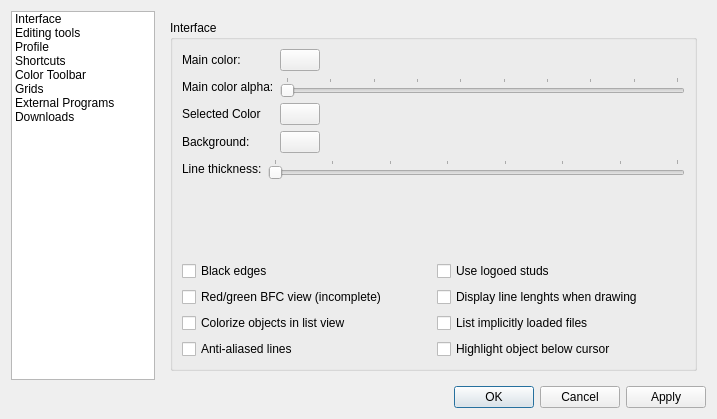
Symbian9/ldforge, file ui/config.ui: the form before one commit.
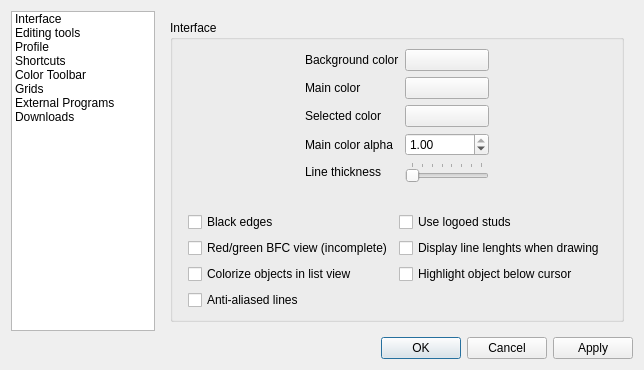
The form after the commit. The open tabs and pages were chosen to show the change. Icons and pictures are not drawn.

Commit message: - refactored up the configuration dialog. Instead of setting all configuration values one-by-one, dynamically fill in the values and save them into config based on widget names and data

What changed in the file:
```diff
--- a/ui/config.ui
+++ b/ui/config.ui
@@ -6,8 +6,8 @@
    <rect>
     <x>0</x>
     <y>0</y>
-    <width>717</width>
-    <height>419</height>
+    <width>644</width>
+    <height>370</height>
    </rect>
   </property>
   <property name="windowTitle">
@@ -88,101 +88,38 @@
            <property name="title">
             <string>Interface</string>
            </property>
-           <layout class="QVBoxLayout" name="verticalLayout_3" stretch="0,0,0">
+           <layout class="QVBoxLayout" name="verticalLayout_10">
+            <item>
+             <layout class="QVBoxLayout" name="verticalLayout_3">
+              <item>
+               <layout class="QHBoxLayout" name="horizontalLayout">
+                <item>
+                 <spacer name="horizontalSpacer_2">
+                  <property name="orientation">
+                   <enum>Qt::Horizontal</enum>
+                  </property>
+                  <property name="sizeHint" stdset="0">
+                   <size>
+                    <width>40</width>
+                    <height>20</height>
+                   </size>
+                  </property>
+                 </spacer>
+                </item>
             <item>
              <layout class="QFormLayout" name="formLayout">
-              <property name="fieldGrowthPolicy">
-               <enum>QFormLayout::ExpandingFieldsGrow</enum>
-              </property>
               <item row="0" column="0">
-               <widget class="QLabel" name="label">
-                <property name="whatsThis">
-                 <string/>
-                </property>
-                <property name="text">
-                 <string>Main color:</string>
-                </property>
-               </widget>
-              </item>
-              <item row="0" column="1">
-               <widget class="QPushButton" name="mainColorButton">
-                <property name="whatsThis">
-                 <string>This color is used for the main color.</string>
-                </property>
-                <property name="text">
-                 <string/>
-                </property>
-                <property name="icon">
-                 <iconset resource="../ldforge.qrc">
-                  <normaloff>:/icons/colorselect.png</normaloff>:/icons/colorselect.png</iconset>
-                </property>
-               </widget>
-              </item>
-              <item row="1" column="0">
-               <widget class="QLabel" name="label_3">
-                <property name="whatsThis">
-                 <string/>
-                </property>
-                <property name="text">
-                 <string>Main color alpha:</string>
-                </property>
-               </widget>
-              </item>
-              <item row="1" column="1">
-               <widget class="QSlider" name="mainColorAlpha">
-                <property name="whatsThis">
-                 <string>Opacity of main color in the viewport.</string>
-                </property>
-                <property name="minimum">
-                 <number>1</number>
-                </property>
-                <property name="maximum">
-                 <number>10</number>
-                </property>
-                <property name="orientation">
-                 <enum>Qt::Horizontal</enum>
-                </property>
-                <property name="tickPosition">
-                 <enum>QSlider::TicksAbove</enum>
-                </property>
-                <property name="tickInterval">
-                 <number>1</number>
-                </property>
-               </widget>
-              </item>
-              <item row="2" column="0">
-               <widget class="QLabel" name="selectedColorLabel">
-                <property name="text">
-                 <string>Selected Color</string>
-                </property>
-               </widget>
-              </item>
-              <item row="2" column="1">
-               <widget class="QPushButton" name="selColorButton">
-                <property name="whatsThis">
-                 <string>This color is used for the main color.</string>
-                </property>
-                <property name="text">
-                 <string/>
-                </property>
-                <property name="icon">
-                 <iconset resource="../ldforge.qrc">
-                  <normaloff>:/icons/colorselect.png</normaloff>:/icons/colorselect.png</iconset>
-                </property>
-               </widget>
-              </item>
-              <item row="3" column="0">
                <widget class="QLabel" name="label_2">
                 <property name="whatsThis">
                  <string/>
                 </property>
                 <property name="text">
-                 <string>Background:</string>
+                     <string>Background color</string>
                 </property>
                </widget>
               </item>
-              <item row="3" column="1">
-               <widget class="QPushButton" name="backgroundColorButton">
+                  <item row="0" column="1">
+                   <widget class="QPushButton" name="configBackgroundColor">
                 <property name="whatsThis">
                  <string>This is the background color for the viewport.</string>
                 </property>
@@ -195,17 +132,86 @@
                 </property>
                </widget>
               </item>
-             </layout>
-            </item>
-            <item>
-             <layout class="QFormLayout" name="formLayout_2">
-              <property name="fieldGrowthPolicy">
-               <enum>QFormLayout::ExpandingFieldsGrow</enum>
-              </property>
-              <item row="0" column="1">
-               <layout class="QHBoxLayout" name="horizontalLayout">
-                <item>
-                 <widget class="QSlider" name="lineThickness">
+                  <item row="1" column="0">
+                   <widget class="QLabel" name="label">
+                    <property name="whatsThis">
+                     <string/>
+                    </property>
+                    <property name="text">
+                     <string>Main color</string>
+                    </property>
+                   </widget>
+                  </item>
+                  <item row="1" column="1">
+                   <widget class="QPushButton" name="configMainColor">
+                    <property name="whatsThis">
+                     <string>This color is used for the main color.</string>
+                    </property>
+                    <property name="text">
+                     <string/>
+                    </property>
+                    <property name="icon">
+                     <iconset resource="../ldforge.qrc">
+                      <normaloff>:/icons/colorselect.png</normaloff>:/icons/colorselect.png</iconset>
+                    </property>
+                   </widget>
+                  </item>
+                  <item row="2" column="0">
+                   <widget class="QLabel" name="selectedColorLabel">
+                    <property name="text">
+                     <string>Selected color</string>
+                    </property>
+                   </widget>
+                  </item>
+                  <item row="2" column="1">
+                   <widget class="QPushButton" name="configSelectColorBlend">
+                    <property name="whatsThis">
+                     <string>This color is used for the main color.</string>
+                    </property>
+                    <property name="text">
+                     <string/>
+                    </property>
+                    <property name="icon">
+                     <iconset resource="../ldforge.qrc">
+                      <normaloff>:/icons/colorselect.png</normaloff>:/icons/colorselect.png</iconset>
+                    </property>
+                   </widget>
+                  </item>
+                  <item row="3" column="0">
+                   <widget class="QLabel" name="label_3">
+                    <property name="whatsThis">
+                     <string/>
+                    </property>
+                    <property name="text">
+                     <string>Main color alpha</string>
+                    </property>
+                   </widget>
+                  </item>
+                  <item row="3" column="1">
+                   <widget class="QDoubleSpinBox" name="configMainColorAlpha">
+                    <property name="maximum">
+                     <double>1.000000000000000</double>
+                    </property>
+                    <property name="singleStep">
+                     <double>0.050000000000000</double>
+                    </property>
+                    <property name="value">
+                     <double>1.000000000000000</double>
+                    </property>
+                   </widget>
+                  </item>
+                  <item row="4" column="0">
+                   <widget class="QLabel" name="label_5">
+                    <property name="whatsThis">
+                     <string/>
+                    </property>
+                    <property name="text">
+                     <string>Line thickness</string>
+                    </property>
+                   </widget>
+                  </item>
+                  <item row="4" column="1">
+                   <widget class="QSlider" name="configLineThickness">
                   <property name="whatsThis">
                    <string>How thick lines should be drawn in the viewport.</string>
                   </property>
@@ -228,34 +234,52 @@
                 </item>
                </layout>
               </item>
-              <item row="0" column="0">
-               <widget class="QLabel" name="label_5">
-                <property name="whatsThis">
-                 <string/>
-                </property>
-                <property name="text">
-                 <string>Line thickness:</string>
-                </property>
-               </widget>
+                <item>
+                 <spacer name="horizontalSpacer">
+                  <property name="orientation">
+                   <enum>Qt::Horizontal</enum>
+                  </property>
+                  <property name="sizeHint" stdset="0">
+                   <size>
+                    <width>40</width>
+                    <height>20</height>
+                   </size>
+                  </property>
+                 </spacer>
               </item>
              </layout>
             </item>
             <item>
-             <layout class="QHBoxLayout" name="horizontalLayout_8">
-              <item>
-               <layout class="QVBoxLayout" name="verticalLayout_11">
-                <item>
-                 <widget class="QCheckBox" name="blackEdges">
-                  <property name="whatsThis">
-                   <string>Makes all edgelines appear black. If this is not set, edge lines take their color as defined in LDConfig.ldr.</string>
+               <layout class="QGridLayout" name="gridLayout_3">
+                <item row="0" column="0">
+                 <spacer name="horizontalSpacer_3">
+                  <property name="orientation">
+                   <enum>Qt::Horizontal</enum>
                   </property>
+                  <property name="sizeHint" stdset="0">
+                   <size>
+                    <width>40</width>
+                    <height>20</height>
+                   </size>
+                  </property>
+                 </spacer>
+                </item>
+                <item row="3" column="1">
+                 <widget class="QCheckBox" name="configAntiAliasedLines">
                   <property name="text">
-                   <string>Black edges</string>
+                   <string>Anti-aliased lines</string>
                   </property>
                  </widget>
                 </item>
-                <item>
-                 <widget class="QCheckBox" name="colorBFC">
+                <item row="1" column="2">
+                 <widget class="QCheckBox" name="configDrawLineLengths">
+                  <property name="text">
+                   <string>Display line lenghts when drawing</string>
+                  </property>
+                 </widget>
+                </item>
+                <item row="1" column="1">
+                 <widget class="QCheckBox" name="configBFCRedGreenView">
                   <property name="whatsThis">
                    <string>Polygons' front sides become green and back sides red.</string>
                   </property>
@@ -264,8 +288,8 @@
                   </property>
                  </widget>
                 </item>
-                <item>
-                 <widget class="QCheckBox" name="colorizeObjects">
+                <item row="2" column="1">
+                 <widget class="QCheckBox" name="configColorizeObjectsList">
                   <property name="whatsThis">
                    <string>Makes colored objects (non-16 and 24) appear colored in the list view. A red triangle will, for instance, have its entry written in red text. This can be useful to locate colored objects.</string>
                   </property>
@@ -274,40 +298,38 @@
                   </property>
                  </widget>
                 </item>
-                <item>
-                 <widget class="QCheckBox" name="m_aa">
+                <item row="0" column="1">
+                 <widget class="QCheckBox" name="configBlackEdges">
+                  <property name="whatsThis">
+                   <string>Makes all edgelines appear black. If this is not set, edge lines take their color as defined in LDConfig.ldr.</string>
+                  </property>
                   <property name="text">
-                   <string>Anti-aliased lines</string>
+                   <string>Black edges</string>
                   </property>
                  </widget>
                 </item>
-               </layout>
-              </item>
-              <item>
-               <layout class="QVBoxLayout" name="verticalLayout_12">
-                <item>
-                 <widget class="QCheckBox" name="m_logostuds">
+                <item row="1" column="3">
+                 <spacer name="horizontalSpacer_4">
+                  <property name="orientation">
+                   <enum>Qt::Horizontal</enum>
+                  </property>
+                  <property name="sizeHint" stdset="0">
+                   <size>
+                    <width>40</width>
+                    <height>20</height>
+                   </size>
+                  </property>
+                 </spacer>
+                </item>
+                <item row="0" column="2">
+                 <widget class="QCheckBox" name="configUseLogoStuds">
                   <property name="text">
                    <string>Use logoed studs</string>
                   </property>
                  </widget>
                 </item>
-                <item>
-                 <widget class="QCheckBox" name="linelengths">
-                  <property name="text">
-                   <string>Display line lenghts when drawing</string>
-                  </property>
-                 </widget>
-                </item>
-                <item>
-                 <widget class="QCheckBox" name="implicitFiles">
-                  <property name="text">
-                   <string>List implicitly loaded files</string>
-                  </property>
-                 </widget>
-                </item>
-                <item>
-                 <widget class="QCheckBox" name="highlightObjectBelowCursor">
+                <item row="2" column="2">
+                 <widget class="QCheckBox" name="configHighlightObjectBelowCursor">
                   <property name="text">
                    <string>Highlight object below cursor</string>
                   </property>
```
Left out of the diff: 203 changed lines with no effect on the pictures. Lines whose indentation alone changed are shown as unchanged. The commit also changes 7 other files.
